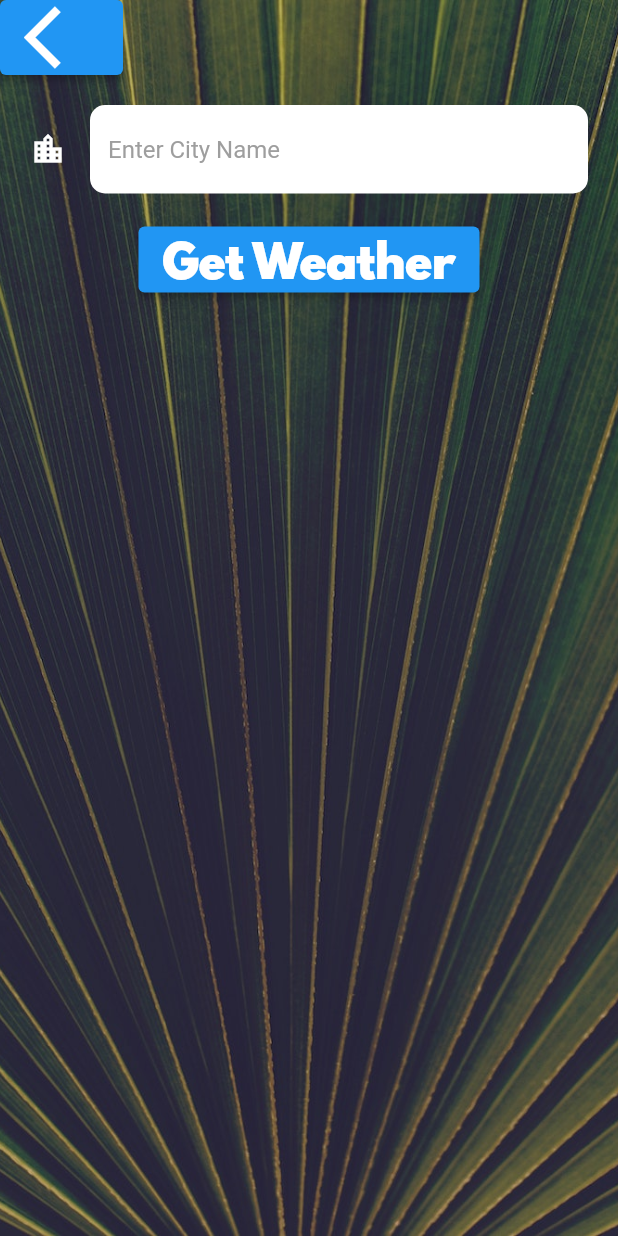
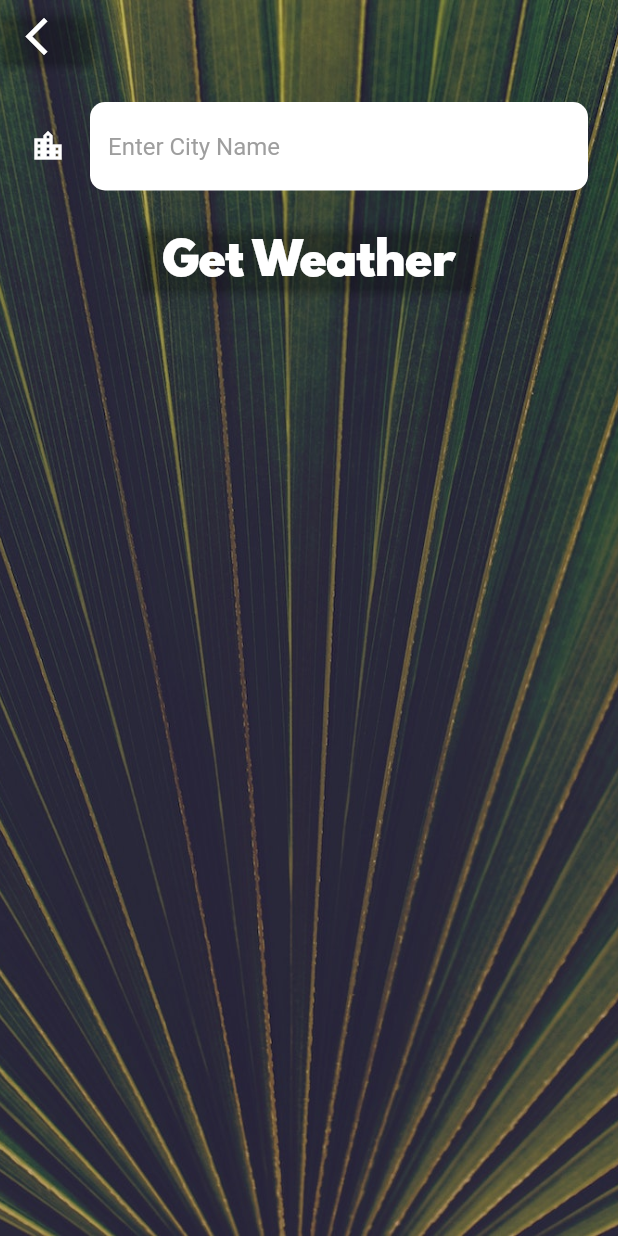
Before and after one commit to kiisi/clima_flutter, a Flutter app: the LocationScreen screen opened directly, after a tap on the "location city" icon, on a phone screen of 412 x 824 dp. Run offline on Flutter 3.47's test engine with Material 2 defaults, Android fonts, the phone set to English and light mode, and no system bars; our stand-ins replace flutter_spinkit, geolocator.

Commit message:
error handlin

```diff
--- a/lib/screens/city_screen.dart
+++ b/lib/screens/city_screen.dart
@@ -25,12 +25,16 @@ class _CityScreenState extends State<CityScreen> {
               Align(
                 alignment: Alignment.topLeft,
                 child: ElevatedButton(
+                  style: ButtonStyle(
+                    backgroundColor:
+                        MaterialStateProperty.all(Colors.transparent),
+                  ),
                   onPressed: () {
                     Navigator.pop(context);
                   },
                   child: Icon(
                     Icons.arrow_back_ios,
-                    size: 50.0,
+                    size: 30.0,
                   ),
                 ),
               ),
@@ -50,6 +54,10 @@ class _CityScreenState extends State<CityScreen> {
                 onPressed: () {
                   Navigator.pop(context, cityName);
                 },
+                style: ButtonStyle(
+                    backgroundColor:
+                        MaterialStateProperty.all(Colors.transparent),
+                  ),
                 child: Text(
                   'Get Weather',
                   style: kButtonTextStyle,
--- a/lib/screens/loading_screen.dart
+++ b/lib/screens/loading_screen.dart
@@ -14,9 +14,11 @@ class LoadingScreen extends StatefulWidget {
 }
 
 class _LoadingScreenState extends State<LoadingScreen> {
+  String? errorMessage;
+
   void getLocationData() async {
+    try {
       var weatherData = await WeatherModel().getLocationWeather();
-    print(weatherData);
       Navigator.push(
         context,
         MaterialPageRoute(builder: (context) {
@@ -25,6 +27,11 @@ class _LoadingScreenState extends State<LoadingScreen> {
           );
         }),
       );
+    } catch (error) {
+      setState(() {
+        errorMessage = '$error';
+      });
+    }
   }
 
   @override
@@ -37,7 +44,9 @@ class _LoadingScreenState extends State<LoadingScreen> {
     getLocationData();
     return Scaffold(
       body: Center(
-        child: SpinKitDoubleBounce(
+        child: errorMessage != null
+            ? Text('$errorMessage')
+            : SpinKitDoubleBounce(
                 color: Colors.white,
                 size: 100.0,
               ),
--- a/lib/screens/location_screen.dart
+++ b/lib/screens/location_screen.dart
@@ -69,7 +69,7 @@ class _LocationScreenState extends State<LocationScreen> {
                     },
                     child: Icon(
                       Icons.near_me,
-                      size: 50.0,
+                      size: 30.0,
                       color: Colors.white,
                     ),
                   ),
@@ -90,7 +90,7 @@ class _LocationScreenState extends State<LocationScreen> {
                     },
                     child: Icon(
                       Icons.location_city,
-                      size: 50.0,
+                      size: 30.0,
                       color: Colors.white,
                     ),
                   ),
--- a/lib/services/location.dart
+++ b/lib/services/location.dart
@@ -20,7 +20,7 @@ class Location {
       throw 'Location permissions are permanently denied, we cannot request permissions.';
     }
     Position position = await Geolocator.getCurrentPosition(
-        desiredAccuracy: LocationAccuracy.lowest);
+        desiredAccuracy: LocationAccuracy.high);
     latitude = position.latitude;
     longitude = position.longitude;
   }
--- a/lib/services/networking.dart
+++ b/lib/services/networking.dart
@@ -9,7 +9,6 @@ class NetworkHelper {
   Future getData() async {
     http.Response response = await http.get(Uri.parse(url));
 
-    print(response);
     if (response.statusCode == 200) {
       String data = response.body;
       return jsonDecode(data);
--- a/lib/services/weather.dart
+++ b/lib/services/weather.dart
@@ -14,13 +14,18 @@ class WeatherModel {
 
   Future<dynamic> getLocationWeather() async {
     Location location = Location();
-    await location.getCurrentLocation();
 
-    NetworkHelper networkHelper = NetworkHelper(
-        '$openWeatherMapURL?lat=${location.latitude}&lon=${location.longitude}&appid=$apiKey&units=metric');
+    try {
+      await location.getCurrentLocation();
 
-    var weatherData = await networkHelper.getData();
-    return weatherData;
+      NetworkHelper networkHelper = NetworkHelper(
+          '$openWeatherMapURL?lat=${location.latitude}&lon=${location.longitude}&appid=$apiKey&units=metric');
+
+      var weatherData = await networkHelper.getData();
+      return weatherData;
+    } catch (error) {
+      throw error;
+    }
   }
 
   String getWeatherIcon(int condition) {
```
Lines whose indentation alone changed are shown as unchanged.
